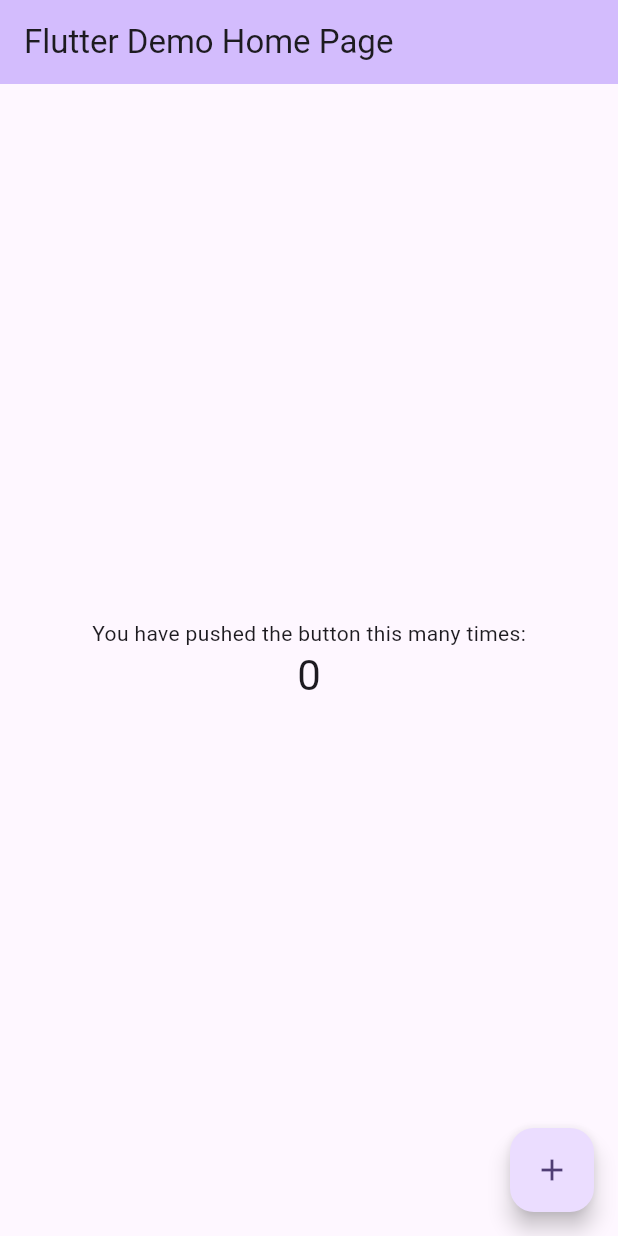
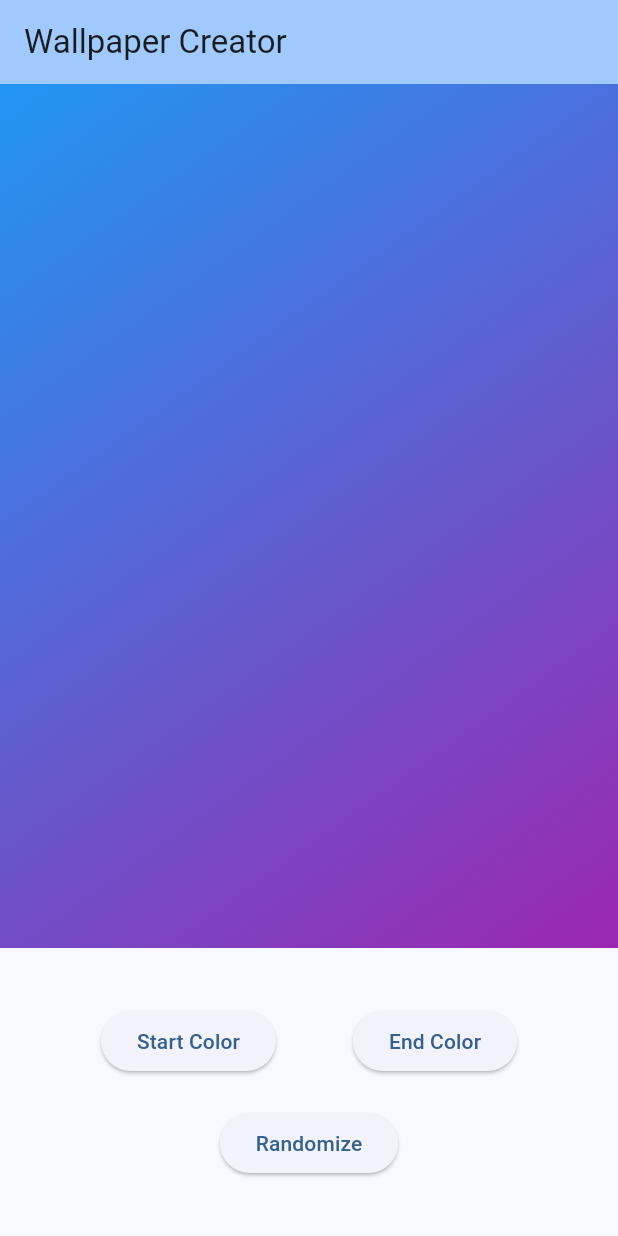
Before and after one commit to could-ai/019a4fd0-f427-79d1-b094-188fcc503973, a Flutter app: the screen it shows after launch, on a phone screen of 412 x 824 dp. Run offline on Flutter 3.47's test engine with Material 3 defaults, Android fonts, the phone set to English and light mode, and no system bars.

Commit message:
Replaced the entire main.dart file with a new wallpaper creation app. This removes the old counter demo and adds a full-screen gradient wallpaper viewer with color customization controls. The app now includes a StatefulWidget for managing gradient colors, buttons for selecting start/end colors via a simple color picker, and a randomize function for quick wallpaper generation. The UI is divided into a large gradient display area and a control panel, ensuring responsive layout and real-time updates using setState. This change implements the core wallpaper creation functionality while following Flutter's widget lifecycle and Material Design patterns for a clean, user-friendly interface.

```diff
--- a/usr/lib/main.dart
+++ b/usr/lib/main.dart
@@ -1,120 +1,198 @@
 import 'package:flutter/material.dart';
 
 void main() {
-  runApp(const MyApp());
+  runApp(const WallpaperApp());
 }
 
-class MyApp extends StatelessWidget {
-  const MyApp({super.key});
+class WallpaperApp extends StatelessWidget {
+  const WallpaperApp({super.key});
 
-  // This widget is the root of your application.
   @override
   Widget build(BuildContext context) {
     return MaterialApp(
-      title: 'Flutter Demo',
+      title: 'Wallpaper Creator',
       debugShowCheckedModeBanner: false,
       theme: ThemeData(
-        // This is the theme of your application.
-        //
-        // TRY THIS: Try running your application with "flutter run". You'll see
-        // the application has a purple toolbar. Then, without quitting the app,
-        // try changing the seedColor in the colorScheme below to Colors.green
-        // and then invoke "hot reload" (save your changes or press the "hot
-        // reload" button in a Flutter-supported IDE, or press "r" if you used
-        // the command line to start the app).
-        //
-        // Notice that the counter didn't reset back to zero; the application
-        // state is not lost during the reload. To reset the state, use hot
-        // restart instead.
-        //
-        // This works for code too, not just values: Most code changes can be
-        // tested with just a hot reload.
-        colorScheme: ColorScheme.fromSeed(seedColor: Colors.deepPurple),
+        colorScheme: ColorScheme.fromSeed(seedColor: Colors.blue),
       ),
-      home: const MyHomePage(title: 'Flutter Demo Home Page'),
+      home: const WallpaperHomePage(),
     );
   }
 }
 
-class MyHomePage extends StatefulWidget {
-  const MyHomePage({super.key, required this.title});
-
-  // This widget is the home page of your application. It is stateful, meaning
-  // that it has a State object (defined below) that contains fields that affect
-  // how it looks.
-
-  // This class is the configuration for the state. It holds the values (in this
-  // case the title) provided by the parent (in this case the App widget) and
-  // used by the build method of the State. Fields in a Widget subclass are
-  // always marked "final".
-
-  final String title;
+class WallpaperHomePage extends StatefulWidget {
+  const WallpaperHomePage({super.key});
 
   @override
-  State<MyHomePage> createState() => _MyHomePageState();
+  State<WallpaperHomePage> createState() => _WallpaperHomePageState();
 }
 
-class _MyHomePageState extends State<MyHomePage> {
-  int _counter = 0;
+class _WallpaperHomePageState extends State<WallpaperHomePage> {
+  Color _startColor = Colors.blue;
+  Color _endColor = Colors.purple;
 
-  void _incrementCounter() {
+  void _changeStartColor(Color color) {
     setState(() {
-      // This call to setState tells the Flutter framework that something has
-      // changed in this State, which causes it to rerun the build method below
-      // so that the display can reflect the updated values. If we changed
-      // _counter without calling setState(), then the build method would not be
-      // called again, and so nothing would appear to happen.
-      _counter++;
+      _startColor = color;
+    });
+  }
+
+  void _changeEndColor(Color color) {
+    setState(() {
+      _endColor = color;
+    });
+  }
+
+  void _randomizeColors() {
+    setState(() {
+      _startColor = Color.fromRGBO(
+        (0 + (255 - 0) * (DateTime.now().millisecondsSinceEpoch % 1000) / 1000).toInt(),
+        (0 + (255 - 0) * (DateTime.now().millisecondsSinceEpoch % 1000) / 1000).toInt(),
+        (0 + (255 - 0) * (DateTime.now().millisecondsSinceEpoch % 1000) / 1000).toInt(),
+        1,
+      );
+      _endColor = Color.fromRGBO(
+        (0 + (255 - 0) * ((DateTime.now().millisecondsSinceEpoch + 500) % 1000) / 1000).toInt(),
+        (0 + (255 - 0) * ((DateTime.now().millisecondsSinceEpoch + 500) % 1000) / 1000).toInt(),
+        (0 + (255 - 0) * ((DateTime.now().millisecondsSinceEpoch + 500) % 1000) / 1000).toInt(),
+        1,
+      );
     });
   }
 
   @override
   Widget build(BuildContext context) {
-    // This method is rerun every time setState is called, for instance as done
-    // by the _incrementCounter method above.
-    //
-    // The Flutter framework has been optimized to make rerunning build methods
-    // fast, so that you can just rebuild anything that needs updating rather
-    // than having to individually change instances of widgets.
     return Scaffold(
       appBar: AppBar(
-        // TRY THIS: Try changing the color here to a specific color (to
-        // Colors.amber, perhaps?) and trigger a hot reload to see the AppBar
-        // change color while the other colors stay the same.
+        title: const Text('Wallpaper Creator'),
         backgroundColor: Theme.of(context).colorScheme.inversePrimary,
-        // Here we take the value from the MyHomePage object that was created by
-        // the App.build method, and use it to set our appbar title.
-        title: Text(widget.title),
       ),
-      body: Center(
-        // Center is a layout widget. It takes a single child and positions it
-        // in the middle of the parent.
-        child: Column(
-          // Column is also a layout widget. It takes a list of children and
-          // arranges them vertically. By default, it sizes itself to fit its
-          // children horizontally, and tries to be as tall as its parent.
-          //
-          // Column has various properties to control how it sizes itself and
-          // how it positions its children. Here we use mainAxisAlignment to
-          // center the children vertically; the main axis here is the vertical
-          // axis because Columns are vertical (the cross axis would be
-          // horizontal).
-          //
-          // TRY THIS: Invoke "debug painting" (choose the "Toggle Debug Paint"
-          // action in the IDE, or press "p" in the console), to see the
-          // wireframe for each widget.
-          mainAxisAlignment: MainAxisAlignment.center,
-          children: <Widget>[
-            const Text('You have pushed the button this many times:'),
-            Text('$_counter', style: Theme.of(context).textTheme.headlineMedium),
+      body: Column(
+        children: [
+          Expanded(
+            flex: 3,
+            child: Container(
+              decoration: BoxDecoration(
+                gradient: LinearGradient(
+                  begin: Alignment.topLeft,
+                  end: Alignment.bottomRight,
+                  colors: [_startColor, _endColor],
+                ),
+              ),
+            ),
+          ),
+          Expanded(
+            flex: 1,
+            child: Padding(
+              padding: const EdgeInsets.all(16.0),
+              child: Column(
+                mainAxisAlignment: MainAxisAlignment.center,
+                children: [
+                  Row(
+                    mainAxisAlignment: MainAxisAlignment.spaceEvenly,
+                    children: [
+                      ElevatedButton(
+                        onPressed: () => _showColorPicker(context, _startColor, _changeStartColor),
+                        child: const Text('Start Color'),
+                      ),
+                      ElevatedButton(
+                        onPressed: () => _showColorPicker(context, _endColor, _changeEndColor),
+                        child: const Text('End Color'),
+                      ),
+                    ],
+                  ),
+                  const SizedBox(height: 20),
+                  ElevatedButton(
+                    onPressed: _randomizeColors,
+                    child: const Text('Randomize'),
+                  ),
+                ],
+              ),
+            ),
+          ),
+        ],
+      ),
+    );
+  }
+
+  void _showColorPicker(BuildContext context, Color initialColor, Function(Color) onColorChanged) {
+    showDialog(
+      context: context,
+      builder: (BuildContext context) {
+        return AlertDialog(
+          title: const Text('Pick a color'),
+          content: SingleChildScrollView(
+            child: ColorPicker(
+              pickerColor: initialColor,
+              onColorChanged: onColorChanged,
+            ),
+          ),
+          actions: [
+            TextButton(
+              child: const Text('Done'),
+              onPressed: () {
+                Navigator.of(context).pop();
+              },
+            ),
           ],
-        ),
-      ),
-      floatingActionButton: FloatingActionButton(
-        onPressed: _incrementCounter,
-        tooltip: 'Increment',
-        child: const Icon(Icons.add),
-      ), // This trailing comma makes auto-formatting nicer for build methods.
+        );
+      },
     );
   }
 }
+
+class ColorPicker extends StatefulWidget {
+  final Color pickerColor;
+  final ValueChanged<Color> onColorChanged;
+
+  const ColorPicker({
+    super.key,
+    required this.pickerColor,
+    required this.onColorChanged,
+  });
+
+  @override
+  State<ColorPicker> createState() => _ColorPickerState();
+}
+
+class _ColorPickerState extends State<ColorPicker> {
+  late Color currentColor;
+
+  @override
+  void initState() {
+    super.initState();
+    currentColor = widget.pickerColor;
+  }
+
+  @override
+  Widget build(BuildContext context) {
+    return Column(
+      children: [
+        Text('Selected Color: ${currentColor.toString()}'),
+        const SizedBox(height: 20),
+        Wrap(
+          children: [
+            for (var color in [Colors.red, Colors.green, Colors.blue, Colors.yellow, Colors.purple, Colors.orange])
+              GestureDetector(
+                onTap: () {
+                  setState(() {
+                    currentColor = color;
+                  });
+                  widget.onColorChanged(color);
+                },
+                child: Container(
+                  width: 50,
+                  height: 50,
+                  margin: const EdgeInsets.all(4),
+                  decoration: BoxDecoration(
+                    color: color,
+                    shape: BoxShape.circle,
+                  ),
+                ),
+              ),
+          ],
+        ),
+      ],
+    );
+  }
+}
```
